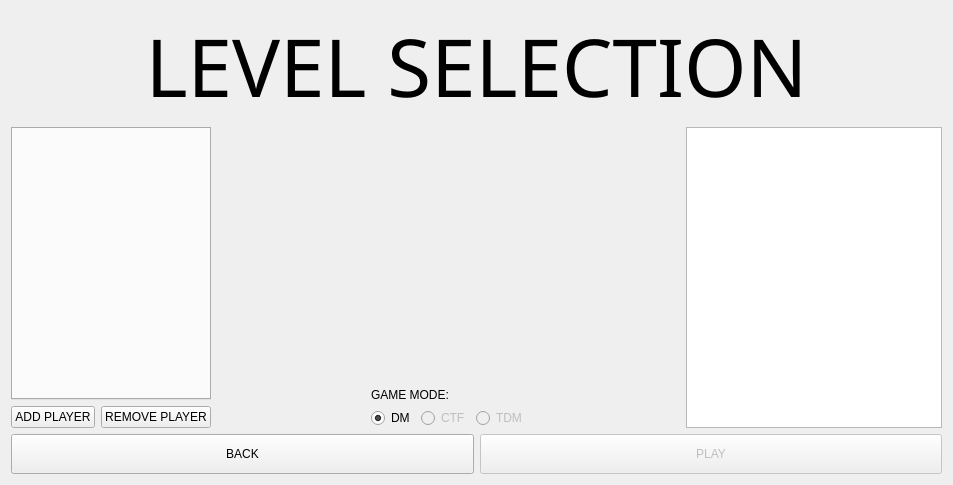
Before: the Qt Designer form ui/pre_game_menu.ui in PhilippKeil/shooter_game, drawn with Qt 5.
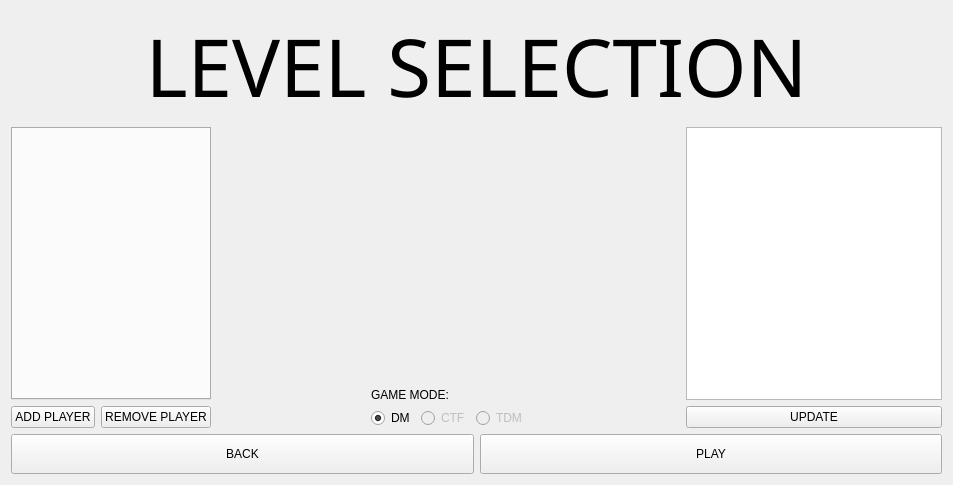
After: the same form once the commit is applied.

Commit message: Initial setup für eine Auswahl von Level und Spielern vor dem Start des Spiels. Fehlt: (Nach Priorität) - Spieler Anzahl wird nicht übergeben - Größe des Fensters wird nicht übergeben - Grafikeinstellung wird nicht übergeben

What changed in the file:
```diff
--- a/ui/pre_game_menu.ui
+++ b/ui/pre_game_menu.ui
@@ -169,6 +169,13 @@
        <item>
         <widget class="QListWidget" name="level_list"/>
        </item>
+       <item>
+        <widget class="QPushButton" name="update_level_list_button">
+         <property name="text">
+          <string>UPDATE</string>
+         </property>
+        </widget>
+       </item>
       </layout>
      </item>
     </layout>
@@ -191,7 +198,7 @@
      <item>
       <widget class="QPushButton" name="play_button">
        <property name="enabled">
-        <bool>false</bool>
+        <bool>true</bool>
        </property>
        <property name="minimumSize">
         <size>
```
The commit also changes 3 other files.
